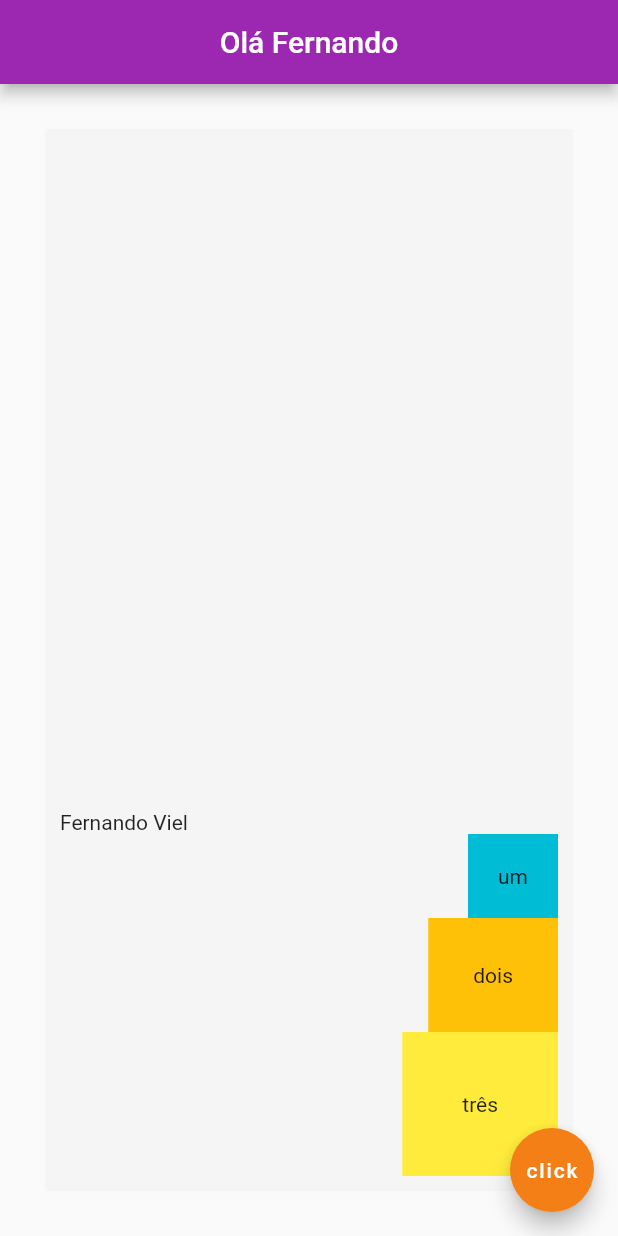
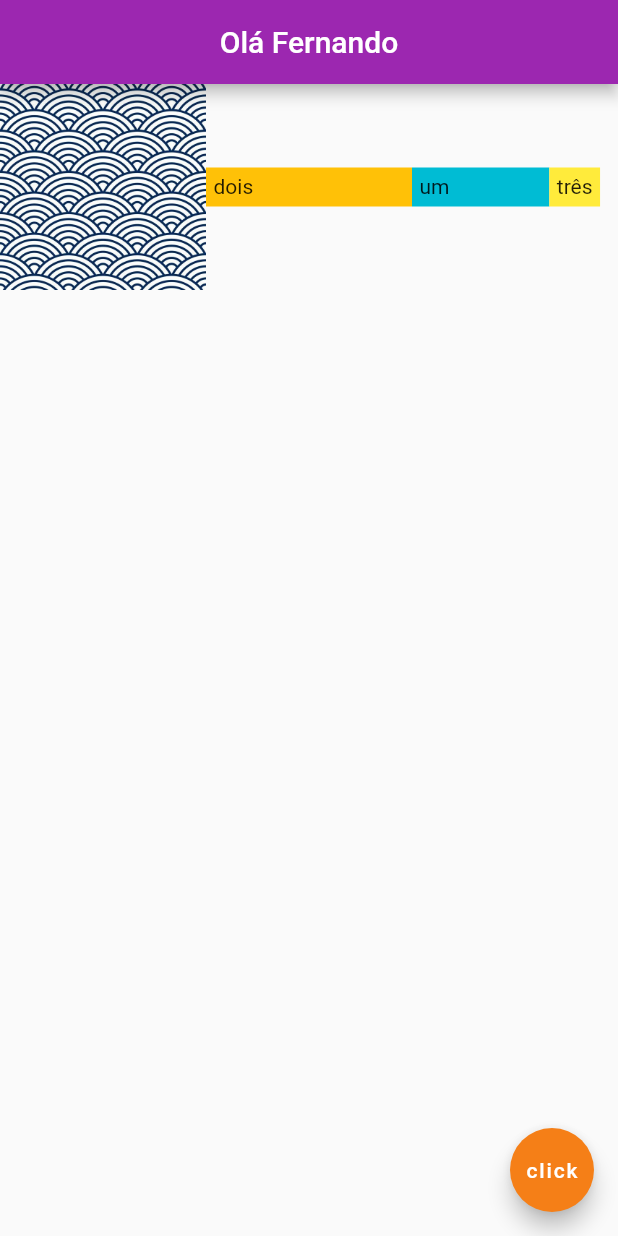
Before and after one commit to fviel/flutter_p1, a Flutter app: the screen it shows after launch, on a phone screen of 412 x 824 dp. Run offline on Flutter 3.47's test engine with Material 2 defaults, Android fonts, the phone set to English and light mode, and no system bars.

Commit message:
alterei o pubspec pra listar o path da imagem por completo, pois o flutter não estava encontrando a imagem

```diff
--- a/lib/main.dart
+++ b/lib/main.dart
@@ -8,7 +8,8 @@ import 'investimentos/util/util.dart';
 // Ordem ordem =  new Ordem(new Acao("ITSA4", 11.42, "ITAU SA"), 10, TipoOrdem.compra);
 
 //MaterialApp é o wrapper
-void main() => runApp(MaterialApp(
+void main() =>
+    runApp(MaterialApp(
       //Estou retornando uma classe, que na verdade é um widget, com isso tenho o hotreload
         home: Home()));
 
@@ -25,38 +26,44 @@ class Home extends StatelessWidget {
           centerTitle: true,
           backgroundColor: Colors.purple,
         ),
-      body: Container(
-          padding: EdgeInsets.all(10.0),
-          margin: EdgeInsets.all(30.0),
-          color: Colors.grey[100],
-          child: Center(
-            child: Column(
-                mainAxisAlignment: MainAxisAlignment.end,
-                crossAxisAlignment: CrossAxisAlignment.end,
+        body: Row(
+          // mainAxisAlignment: MainAxisAlignment.end,
+          // crossAxisAlignment: CrossAxisAlignment.end,
             children: <Widget>[
-                  Row(
-                    children:<Widget>[
-                      Text('Fernando '),
-                      Text('Viel'),
-                    ]
+              Expanded(
+                flex: 3,
+               child: Image.asset('assets/images/imagem3.jpg'),
                 ),
-                  Container(
-                    padding: EdgeInsets.all(20.0),
+              Expanded(
+                flex:3,
+                child: Container(
+                  padding: EdgeInsets.all(5.0),
+                  color: Colors.amber,
+                  child: Text('dois'),
+                ),
+              ),
+              Expanded(
+                flex:2,
+                  child: Container(
+                    padding: EdgeInsets.all(5.0),
                     color: Colors.cyan,
                     child: Text('um'),
                   ),
+              ),
+              Expanded(
+                flex:1,
+                child: Row(
+                  children: [
                     Container(
-                    padding: EdgeInsets.all(30.0),
-                    color: Colors.amber,
-                    child: Text('dois'),
-                  ),
-                  Container(
-                    padding: EdgeInsets.all(40.0),
+                      padding: EdgeInsets.all(5.0),
                       color: Colors.yellow,
                       child: Text('três'),
                     ),
-                ]),
-          )),
+                  ],
+                ),
+              ),
+            ]
+        ),
       floatingActionButton: FloatingActionButton(
         onPressed: () {},
         child: Text('click'),
--- a/pubspec.yaml
+++ b/pubspec.yaml
@@ -48,7 +48,9 @@ flutter:
 
   # To add assets to your application, add an assets section, like this:
   assets:
-     - assets/
+     - assets/images/imagem1.jpg
+     - assets/images/imagem2.png
+     - assets/images/imagem3.jpg
 
   # An image asset can refer to one or more resolution-specific "variants", see
   # https://flutter.dev/assets-and-images/#resolution-aware.
```
Lines whose indentation alone changed are shown as unchanged.
